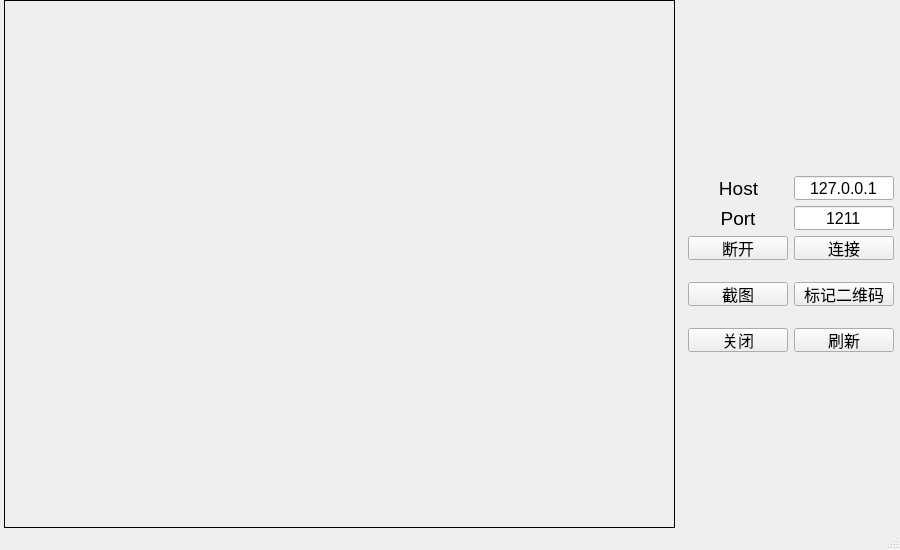
chen6556/RemoteCamera, file mainwindow.ui: the form before one commit.
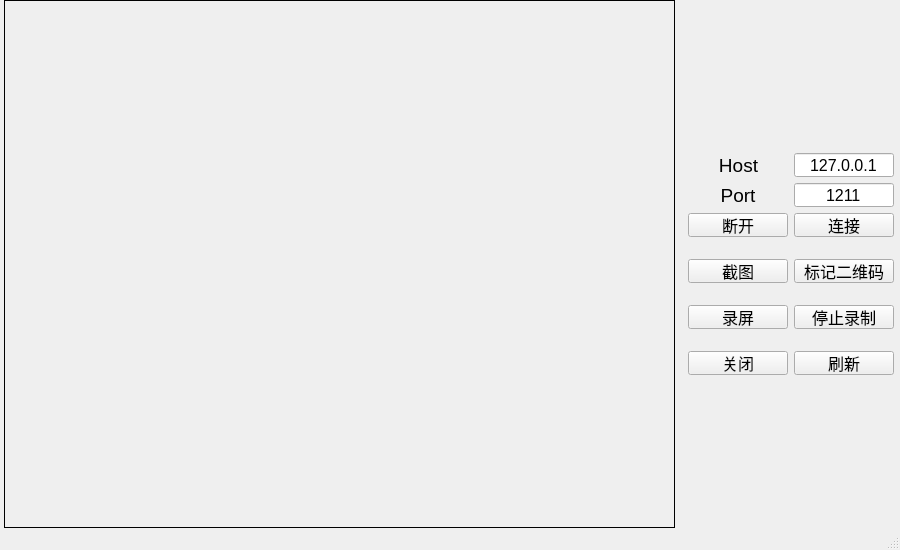
The form after the commit.

Commit message: 修复RemoteCamera向Client转发命令的Bug 优化界面和画质 增加界面的功能

Diff of the .ui file:
```diff
--- a/mainwindow.ui
+++ b/mainwindow.ui
@@ -394,7 +394,7 @@
           </property>
          </spacer>
         </item>
-        <item row="6" column="1">
+        <item row="8" column="1">
          <widget class="QPushButton" name="refreshButton">
           <property name="sizePolicy">
            <sizepolicy hsizetype="Preferred" vsizetype="Preferred">
@@ -424,7 +424,7 @@
           </property>
          </widget>
         </item>
-        <item row="6" column="0">
+        <item row="8" column="0">
          <widget class="QPushButton" name="closeAllButton">
           <property name="sizePolicy">
            <sizepolicy hsizetype="Fixed" vsizetype="Fixed">
@@ -454,6 +454,82 @@
           </property>
          </widget>
         </item>
+        <item row="6" column="0">
+         <widget class="QPushButton" name="recordButton">
+          <property name="sizePolicy">
+           <sizepolicy hsizetype="Fixed" vsizetype="Fixed">
+            <horstretch>0</horstretch>
+            <verstretch>0</verstretch>
+           </sizepolicy>
+          </property>
+          <property name="minimumSize">
+           <size>
+            <width>100</width>
+            <height>24</height>
+           </size>
+          </property>
+          <property name="maximumSize">
+           <size>
+            <width>100</width>
+            <height>24</height>
+           </size>
+          </property>
+          <property name="font">
+           <font>
+            <pointsize>12</pointsize>
+           </font>
+          </property>
+          <property name="text">
+           <string>录屏</string>
+          </property>
+         </widget>
+        </item>
+        <item row="6" column="1">
+         <widget class="QPushButton" name="stopRecordButton">
+          <property name="sizePolicy">
+           <sizepolicy hsizetype="Fixed" vsizetype="Fixed">
+            <horstretch>0</horstretch>
+            <verstretch>0</verstretch>
+           </sizepolicy>
+          </property>
+          <property name="minimumSize">
+           <size>
+            <width>100</width>
+            <height>24</height>
+           </size>
+          </property>
+          <property name="maximumSize">
+           <size>
+            <width>100</width>
+            <height>24</height>
+           </size>
+          </property>
+          <property name="font">
+           <font>
+            <pointsize>12</pointsize>
+           </font>
+          </property>
+          <property name="text">
+           <string>停止录制</string>
+          </property>
+         </widget>
+        </item>
+        <item row="7" column="0">
+         <spacer name="verticalSpacer_3">
+          <property name="orientation">
+           <enum>Qt::Vertical</enum>
+          </property>
+          <property name="sizeType">
+           <enum>QSizePolicy::Fixed</enum>
+          </property>
+          <property name="sizeHint" stdset="0">
+           <size>
+            <width>20</width>
+            <height>10</height>
+           </size>
+          </property>
+         </spacer>
+        </item>
        </layout>
       </item>
      </layout>
```
Left out of the diff: 40 changed lines with no effect on the pictures. The commit also changes 5 other files.
